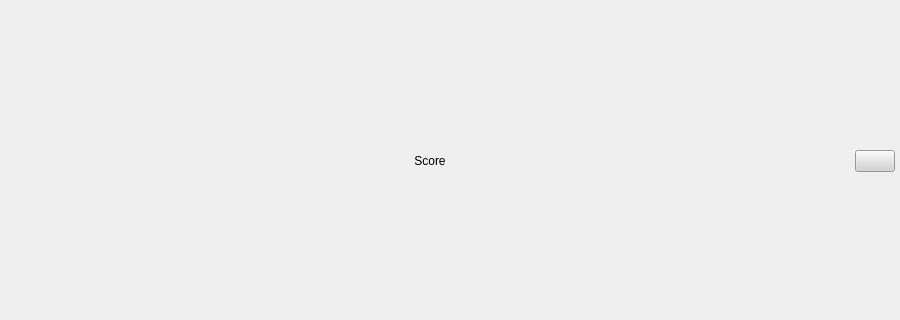
Before: the Qt Designer form QtMineSweeper/QtMineSweeper.ui in irkm813/QtMineSweeperProject, drawn with Qt 5; both pictures show x 0 to 900 and y 246 to 566 of the 900 by 800 pixel window.
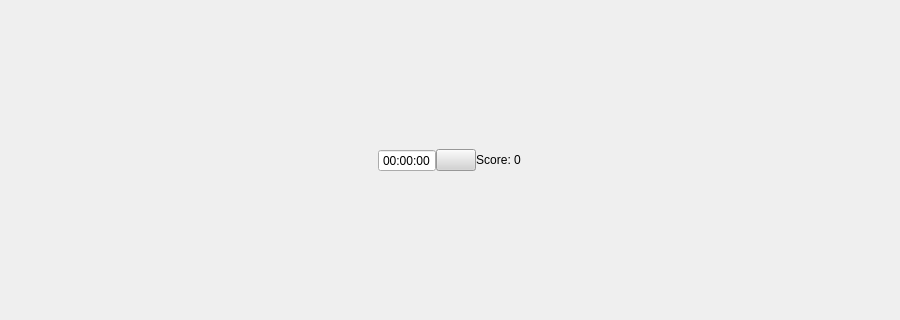
After: the same form once the commit is applied. Icons and pictures are not drawn.

```diff
--- a/QtMineSweeper/QtMineSweeper.ui
+++ b/QtMineSweeper/QtMineSweeper.ui
@@ -54,25 +54,49 @@
        <number>0</number>
       </property>
       <property name="sizeConstraint">
-       <enum>QLayout::SetFixedSize</enum>
+       <enum>QLayout::SetMinimumSize</enum>
       </property>
       <property name="bottomMargin">
        <number>0</number>
       </property>
       <item>
-       <widget class="QLabel" name="ScoreLabel">
+       <widget class="QTimeEdit" name="mineTimer">
         <property name="sizePolicy">
-         <sizepolicy hsizetype="Minimum" vsizetype="Fixed">
+         <sizepolicy hsizetype="Fixed" vsizetype="Fixed">
           <horstretch>0</horstretch>
           <verstretch>0</verstretch>
          </sizepolicy>
         </property>
-        <property name="text">
-         <string>Score</string>
+        <property name="focusPolicy">
+         <enum>Qt::NoFocus</enum>
+        </property>
+        <property name="contextMenuPolicy">
+         <enum>Qt::DefaultContextMenu</enum>
+        </property>
+        <property name="acceptDrops">
+         <bool>false</bool>
+        </property>
+        <property name="frame">
+         <bool>true</bool>
         </property>
         <property name="alignment">
          <set>Qt::AlignCenter</set>
         </property>
+        <property name="readOnly">
+         <bool>true</bool>
+        </property>
+        <property name="buttonSymbols">
+         <enum>QAbstractSpinBox::NoButtons</enum>
+        </property>
+        <property name="accelerated">
+         <bool>false</bool>
+        </property>
+        <property name="keyboardTracking">
+         <bool>false</bool>
+        </property>
+        <property name="showGroupSeparator" stdset="0">
+         <bool>false</bool>
+        </property>
        </widget>
       </item>
       <item>
@@ -107,6 +131,22 @@
         </property>
        </widget>
       </item>
+      <item>
+       <widget class="QLabel" name="scoreLabel">
+        <property name="sizePolicy">
+         <sizepolicy hsizetype="Fixed" vsizetype="Fixed">
+          <horstretch>0</horstretch>
+          <verstretch>0</verstretch>
+         </sizepolicy>
+        </property>
+        <property name="text">
+         <string>Score: 0</string>
+        </property>
+        <property name="alignment">
+         <set>Qt::AlignCenter</set>
+        </property>
+       </widget>
+      </item>
      </layout>
     </item>
     <item row="1" column="0">
```
Left out of the diff: 2 changed lines with no effect on the pictures.
